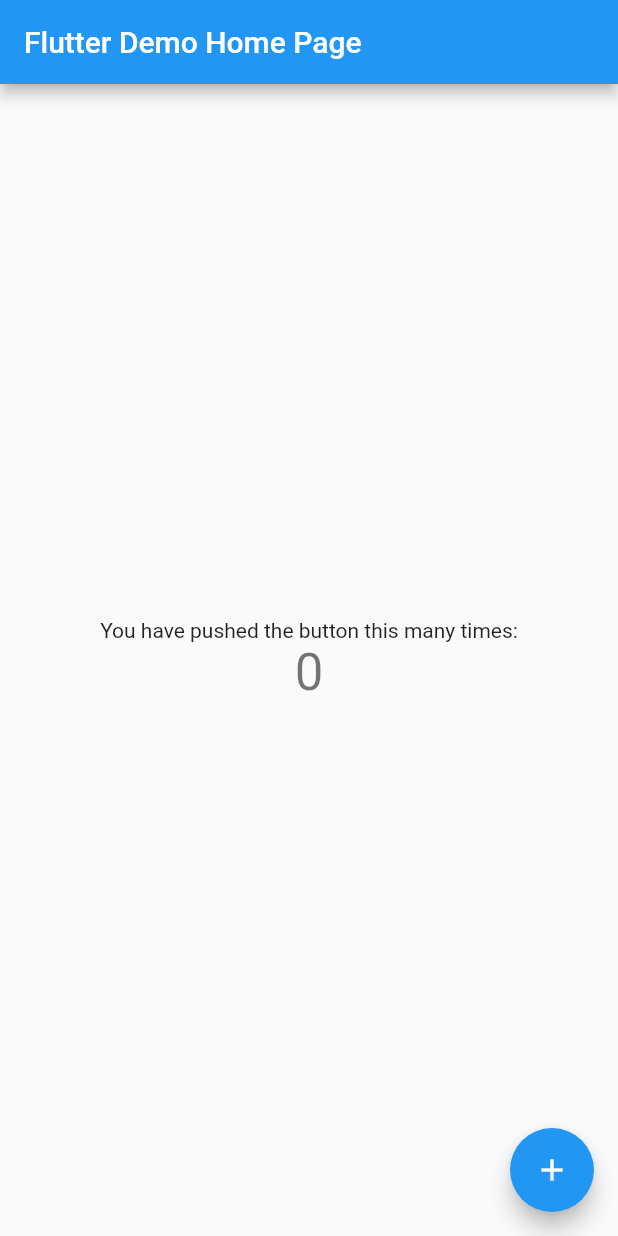
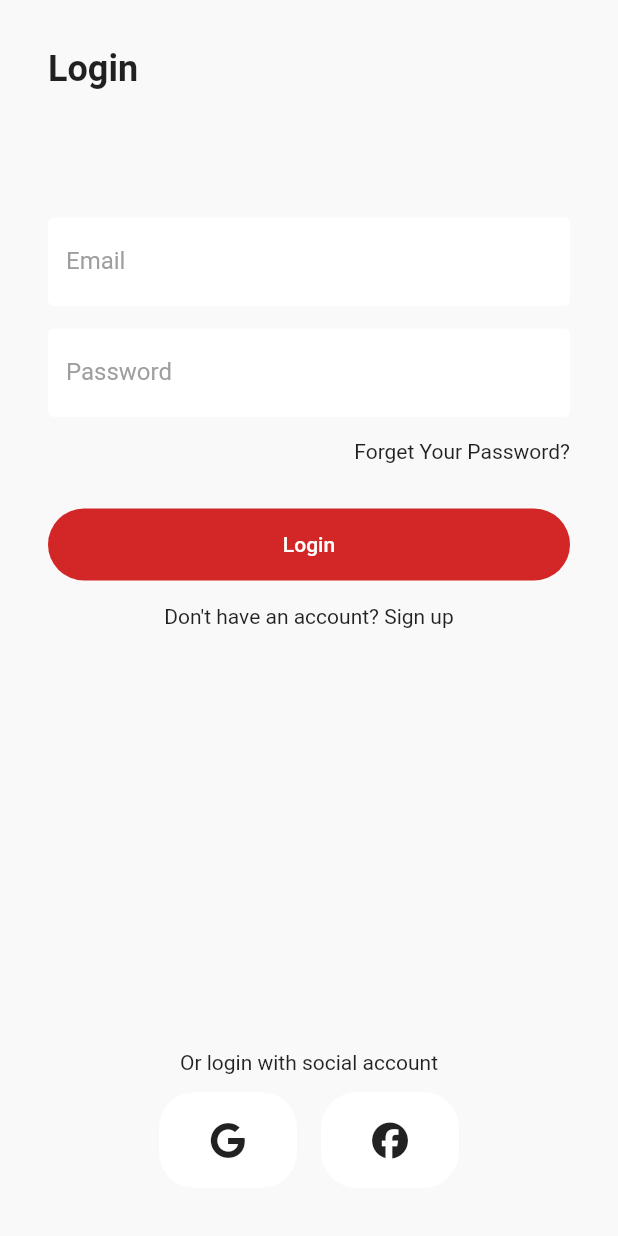
Before and after one commit to mustafa-farag/E-commerce_V2, a Flutter app: the screen it shows after launch, on a phone screen of 412 x 824 dp. Run offline on Flutter 3.47's test engine with Material 2 defaults, Android fonts, the phone set to English and light mode, and no system bars; our stand-ins replace font_awesome_flutter.

Commit message:
prepare the project setup & create login and sign up screens

```diff
--- a/lib/main.dart
+++ b/lib/main.dart
@@ -1,3 +1,5 @@
+import 'package:commercialapp/utilities/router.dart';
+import 'package:commercialapp/utilities/routes.dart';
 import 'package:flutter/material.dart';
 
 void main() {
@@ -11,105 +13,14 @@
   @override
   Widget build(BuildContext context) {
     return MaterialApp(
+      debugShowCheckedModeBanner: false,
       title: 'Flutter Demo',
       theme: ThemeData(
-        // This is the theme of your application.
-        //
-        // Try running your application with "flutter run". You'll see the
-        // application has a blue toolbar. Then, without quitting the app, try
-        // changing the primarySwatch below to Colors.green and then invoke
-        // "hot reload" (press "r" in the console where you ran "flutter run",
-        // or simply save your changes to "hot reload" in a Flutter IDE).
-        // Notice that the counter didn't reset back to zero; the application
-        // is not restarted.
-        primarySwatch: Colors.blue,
+        primaryColor: const Color.fromRGBO(211, 38, 38, 1),
+        scaffoldBackgroundColor: const Color.fromRGBO(249, 249, 249, 1),
       ),
-      home: const MyHomePage(title: 'Flutter Demo Home Page'),
+      onGenerateRoute: onGenerateRouter,
+      initialRoute: Routes.loginScreenRoute ,
     );
   }
 }
-
-class MyHomePage extends StatefulWidget {
-  const MyHomePage({Key? key, required this.title}) : super(key: key);
-
-  // This widget is the home page of your application. It is stateful, meaning
-  // that it has a State object (defined below) that contains fields that affect
-  // how it looks.
-
-  // This class is the configuration for the state. It holds the values (in this
-  // case the title) provided by the parent (in this case the App widget) and
-  // used by the build method of the State. Fields in a Widget subclass are
-  // always marked "final".
-
-  final String title;
-
-  @override
-  State<MyHomePage> createState() => _MyHomePageState();
-}
-
-class _MyHomePageState extends State<MyHomePage> {
-  int _counter = 0;
-
-  void _incrementCounter() {
-    setState(() {
-      // This call to setState tells the Flutter framework that something has
-      // changed in this State, which causes it to rerun the build method below
-      // so that the display can reflect the updated values. If we changed
-      // _counter without calling setState(), then the build method would not be
-      // called again, and so nothing would appear to happen.
-      _counter++;
-    });
-  }
-
-  @override
-  Widget build(BuildContext context) {
-    // This method is rerun every time setState is called, for instance as done
-    // by the _incrementCounter method above.
-    //
-    // The Flutter framework has been optimized to make rerunning build methods
-    // fast, so that you can just rebuild anything that needs updating rather
-    // than having to individually change instances of widgets.
-    return Scaffold(
-      appBar: AppBar(
-        // Here we take the value from the MyHomePage object that was created by
-        // the App.build method, and use it to set our appbar title.
-        title: Text(widget.title),
-      ),
-      body: Center(
-        // Center is a layout widget. It takes a single child and positions it
-        // in the middle of the parent.
-        child: Column(
-          // Column is also a layout widget. It takes a list of children and
-          // arranges them vertically. By default, it sizes itself to fit its
-          // children horizontally, and tries to be as tall as its parent.
-          //
-          // Invoke "debug painting" (press "p" in the console, choose the
-          // "Toggle Debug Paint" action from the Flutter Inspector in Android
-          // Studio, or the "Toggle Debug Paint" command in Visual Studio Code)
-          // to see the wireframe for each widget.
-          //
-          // Column has various properties to control how it sizes itself and
-          // how it positions its children. Here we use mainAxisAlignment to
-          // center the children vertically; the main axis here is the vertical
-          // axis because Columns are vertical (the cross axis would be
-          // horizontal).
-          mainAxisAlignment: MainAxisAlignment.center,
-          children: <Widget>[
-            const Text(
-              'You have pushed the button this many times:',
-            ),
-            Text(
-              '$_counter',
-              style: Theme.of(context).textTheme.headline4,
-            ),
-          ],
-        ),
-      ),
-      floatingActionButton: FloatingActionButton(
-        onPressed: _incrementCounter,
-        tooltip: 'Increment',
-        child: const Icon(Icons.add),
-      ), // This trailing comma makes auto-formatting nicer for build methods.
-    );
-  }
-}
--- /dev/null
+++ b/lib/utilities/enums.dart
@@ -0,0 +1,4 @@
+enum AuthFormType {
+  login,
+  register
+}
--- /dev/null
+++ b/lib/utilities/router.dart
@@ -0,0 +1,19 @@
+import 'package:commercialapp/utilities/routes.dart';
+import 'package:commercialapp/views/screens/login_screen.dart';
+import 'package:flutter/material.dart';
+
+import '../views/screens/home_screen.dart';
+
+Route<dynamic> onGenerateRouter(RouteSettings settings) {
+  switch (settings.name) {
+    case Routes.loginScreenRoute:
+      return MaterialPageRoute(
+          builder: (_) => const LoginScreen(), settings: settings);
+    case Routes.homePageRoute:
+      return MaterialPageRoute(
+          builder: (_) => const HomePage(), settings: settings);
+    default:
+      return MaterialPageRoute(
+          builder: (_) => const HomePage(), settings: settings);
+  }
+}
--- /dev/null
+++ b/lib/utilities/routes.dart
@@ -0,0 +1,4 @@
+class Routes {
+static const String homePageRoute = '/';
+static const String loginScreenRoute = '/login';
+}
--- /dev/null
+++ b/lib/views/screens/home_screen.dart
@@ -0,0 +1,22 @@
+import 'package:flutter/material.dart';
+
+class HomePage extends StatelessWidget {
+  const HomePage({Key? key}) : super(key: key);
+
+  @override
+  Widget build(BuildContext context) {
+    return Scaffold(
+      appBar: AppBar(
+        title: const Text('home page'),
+      ),
+      body: Center(
+        child: ElevatedButton(child: const Icon(Icons.arrow_forward_ios_outlined),
+          onPressed: () {
+
+          },
+
+        ),
+      ),
+    );
+  }
+}
--- /dev/null
+++ b/lib/views/screens/login_screen.dart
@@ -0,0 +1,151 @@
+import 'package:commercialapp/utilities/enums.dart';
+import 'package:commercialapp/views/widgets/default_button.dart';
+import 'package:commercialapp/views/widgets/default_text_form_field.dart';
+import 'package:flutter/material.dart';
+import 'package:font_awesome_flutter/font_awesome_flutter.dart';
+
+class LoginScreen extends StatefulWidget {
+  const LoginScreen({Key? key}) : super(key: key);
+
+  @override
+  State<LoginScreen> createState() => _LoginScreenState();
+}
+
+class _LoginScreenState extends State<LoginScreen> {
+  final _nameController = TextEditingController();
+  final _emailController = TextEditingController();
+  var _authType = AuthFormType.login;
+
+  @override
+  Widget build(BuildContext context) {
+    return Scaffold(
+      body: SafeArea(
+        child: Padding(
+          padding: const EdgeInsets.all(32.0),
+          child: Column(
+            crossAxisAlignment: CrossAxisAlignment.start,
+            children: [
+              Text(
+                _authType == AuthFormType.register ? 'Sign up' : 'Login',
+                style: Theme.of(context).textTheme.headline5?.copyWith(
+                      fontWeight: FontWeight.bold,
+                    ),
+              ),
+              const SizedBox(
+                height: 70,
+              ),
+              if (_authType == AuthFormType.register)
+                DefaultTextFormField(
+                    hintText: 'Enter Your Name',
+                    validate: (value) {
+                      if (value!.isEmpty) {
+                        return 'Name field can\'t be empty';
+                      }
+                      return null;
+                    },
+                    controller: _nameController,
+                    type: TextInputType.emailAddress,
+                    isSecure: false,
+                    labelText: 'Name'),
+              const SizedBox(
+                height: 15,
+              ),
+              DefaultTextFormField(
+                  hintText: 'Enter Your Email',
+                  validate: (value) {
+                    if (value!.isEmpty) {
+                      return 'Email field can\'t be empty';
+                    }
+                    return null;
+                  },
+                  controller: _emailController,
+                  type: TextInputType.emailAddress,
+                  isSecure: false,
+                  labelText: 'Email'),
+              const SizedBox(
+                height: 15,
+              ),
+              DefaultTextFormField(
+                  hintText: 'Enter Your Password',
+                  validate: (value) {
+                    if (value!.isEmpty) {
+                      return 'Password field can\'t be empty';
+                    }
+                    return null;
+                  },
+                  controller: _emailController,
+                  type: TextInputType.visiblePassword,
+                  isSecure: true,
+                  labelText: 'Password'),
+              if (_authType == AuthFormType.login)
+                const SizedBox(
+                  height: 15,
+                ),
+              if (_authType == AuthFormType.login)
+                Align(
+                  alignment: Alignment.topRight,
+                  child: InkWell(
+                    onTap: () {},
+                    child: const Text('Forget Your Password?'),
+                  ),
+                ),
+              const SizedBox(
+                height: 30,
+              ),
+              DefaultButton(onPressed: () {}, text: _authType == AuthFormType.register? 'Sign up' :'Login'),
+              const SizedBox(
+                height: 16.0,
+              ),
+              Align(
+                alignment: Alignment.center,
+                child: InkWell(
+                  onTap: () {
+                    setState(() {
+                      if (_authType == AuthFormType.login) {
+                        _authType = AuthFormType.register;
+                      } else {
+                        _authType = AuthFormType.login;
+                      }
+                    });
+                  },
+                  child:  Text(_authType == AuthFormType.register?'Have an account Login?':'Don\'t have an account? Sign up'),
+                ),
+              ),
+              const Spacer(),
+               Align(
+                  alignment: Alignment.center,
+                  child: Text(_authType == AuthFormType.register?'Or sign up with social account?':'Or login with social account')),
+              const SizedBox(
+                height: 12,
+              ),
+              Row(
+                mainAxisAlignment: MainAxisAlignment.center,
+                children: [
+                  Container(
+                    width: 92,
+                    height: 64,
+                    decoration: BoxDecoration(
+                        color: Colors.white,
+                        borderRadius: BorderRadius.circular(24.0)),
+                    child: const Icon(FontAwesomeIcons.google),
+                  ),
+                  const SizedBox(
+                    width: 16,
+                  ),
+                  Container(
+                    width: 92,
+                    height: 64,
+                    decoration: BoxDecoration(
+                        color: Colors.white,
+                        borderRadius: BorderRadius.circular(24.0)),
+                    child: const Icon(FontAwesomeIcons.facebook),
+                  ),
+                ],
+              )
+            ],
+          ),
+        ),
+      ),
+    );
+  }
+}
--- /dev/null
+++ b/lib/views/widgets/default_button.dart
@@ -0,0 +1,34 @@
+import 'package:flutter/material.dart';
+
+class DefaultButton extends StatelessWidget {
+  final VoidCallback onPressed;
+  final String text;
+  final double? width;
+  final double? height;
+
+  const DefaultButton(
+      {Key? key,
+      required this.onPressed,
+      required this.text,
+      this.width = double.infinity,
+      this.height = 48})
+      : super(key: key);
+
+  @override
+  Widget build(BuildContext context) {
+    return Container(
+      width: width,
+      height: height,
+      decoration: BoxDecoration(
+        borderRadius: BorderRadius.circular(25.0),
+        color: Theme.of(context).primaryColor,
+      ),
+      child: MaterialButton(
+          onPressed: onPressed,
+          child: Text(
+            text,
+            style: const TextStyle(color: Colors.white),
+          )),
+    );
+  }
+}
--- /dev/null
+++ b/lib/views/widgets/default_text_form_field.dart
@@ -0,0 +1,43 @@
+import 'package:flutter/material.dart';
+
+class DefaultTextFormField extends StatelessWidget {
+  final String hintText;
+  final String labelText;
+  final String? Function(String? val)? validate;
+  final TextEditingController controller;
+  final TextInputType type;
+  final bool isSecure;
+
+  const DefaultTextFormField(
+      {Key? key,
+      required this.hintText,
+      required this.validate,
+      required this.controller,
+      required this.type,
+      required this.isSecure,
+      required this.labelText})
+      : super(key: key);
+
+  @override
+  Widget build(BuildContext context) {
+    return TextFormField(
+      controller: controller,
+      keyboardType: type,
+      obscureText: isSecure,
+      validator: validate,
+      decoration: InputDecoration(
+          label: Text(labelText),
+          floatingLabelBehavior: FloatingLabelBehavior.never,
+          labelStyle: const TextStyle(
+            color: Colors.grey,
+          ),
+          hintText: hintText,
+          filled: true,
+          fillColor: const Color.fromRGBO(255, 255, 255, 1),
+          border: OutlineInputBorder(
+            borderSide: BorderSide.none,
+            borderRadius: BorderRadius.circular(4.0),
+          )),
+    );
+  }
+}
```
Also changed, not shown: pubspec.yaml (+7 -47 lines), pubspec.lock.
